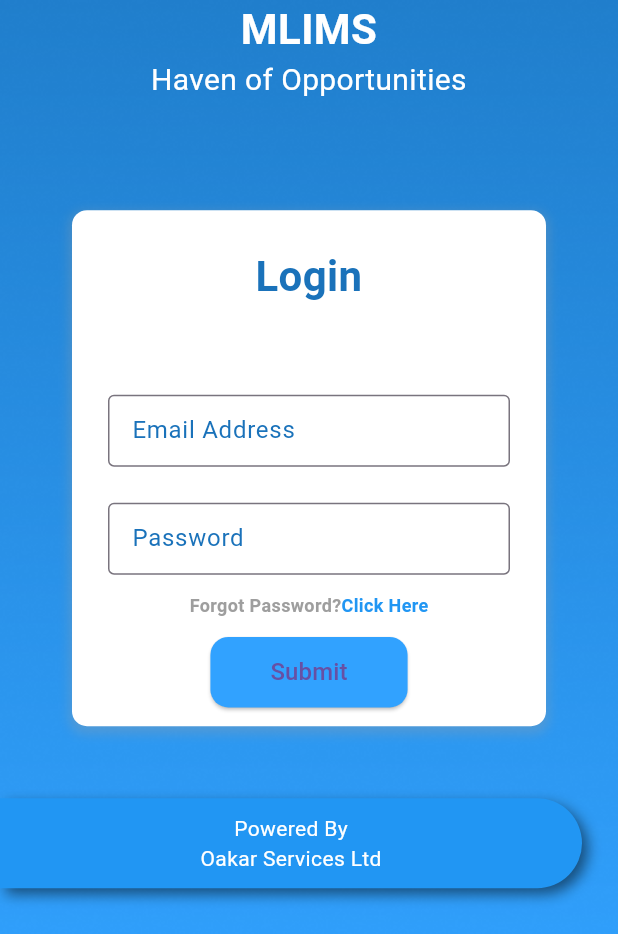
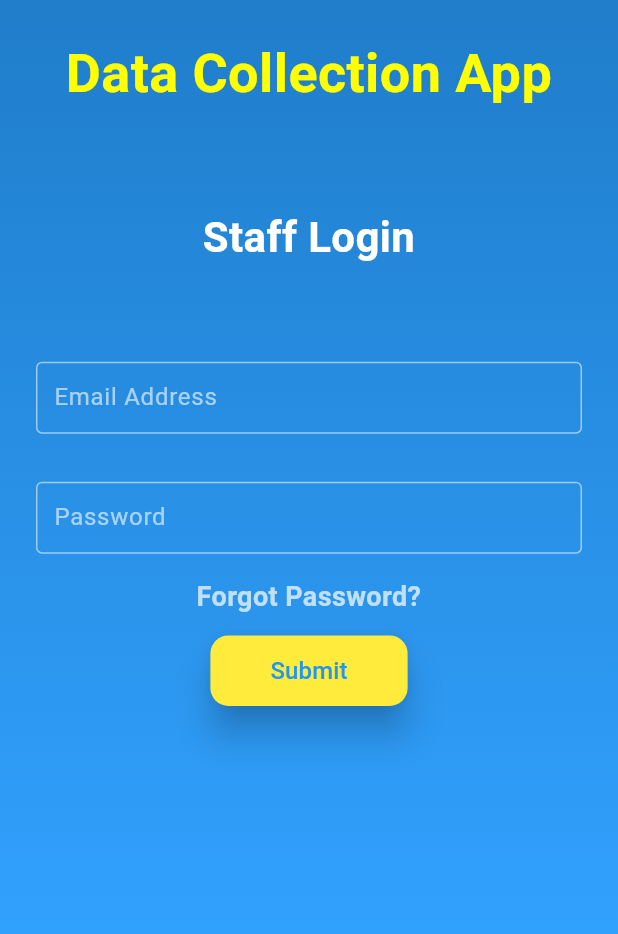
Before and after one commit to Muhoti/FSD-Makueni-Mobile-App, a Flutter app: the screen it shows after launch, on a phone screen of 412 x 824 dp, the part 302-1236 px from its top. Run offline on Flutter 3.47's test engine with Material 3 defaults, Android fonts, the phone set to English and light mode, and no system bars; our stand-ins replace charts_flutter, email_validator, fl_chart, flutter_secure_storage, fluttertoast, geolocator and 2 more.

Commit message:
look and feel

```diff
--- a/lib/Components/MyTextInput.dart
+++ b/lib/Components/MyTextInput.dart
@@ -1,5 +1,4 @@
-// ignore_for_file: must_be_immutable, file_names, prefer_typing_uninitialized_variables
-
+// ignore_for_file: file_names
 import 'package:flutter/material.dart';
 
 class MyTextInput extends StatefulWidget {
@@ -9,76 +8,89 @@ class MyTextInput extends StatefulWidget {
   final TextInputType type;
   final Function(String) onSubmit;
 
-  const MyTextInput({
-    Key? key,
+  const MyTextInput(
+      {super.key,
       required this.title,
       required this.lines,
       required this.value,
       required this.type,
-    required this.onSubmit,
-  }) : super(key: key);
+      required this.onSubmit});
 
   @override
   State<StatefulWidget> createState() => _MyTextInputState();
 }
 
 class _MyTextInputState extends State<MyTextInput> {
-  late final TextEditingController _controller;
+  TextEditingController _controller = new TextEditingController();
 
   @override
   void initState() {
     super.initState();
-    _controller = TextEditingController(text: widget.value);
   }
 
   @override
   void didUpdateWidget(covariant MyTextInput oldWidget) {
     super.didUpdateWidget(oldWidget);
-    if (widget.value != oldWidget.value) {
+    if (widget.value != "") {
+      setState(() {
         _controller.value = TextEditingValue(
           text: widget.value,
           selection: TextSelection.fromPosition(
             TextPosition(offset: widget.value.length),
           ),
         );
+      });
     }
   }
 
   @override
   Widget build(BuildContext context) {
-    return Padding(
-      padding: const EdgeInsets.fromLTRB(24, 12, 24, 12),
+    return Theme(
+      data: Theme.of(context).copyWith(
+          hintColor: Colors.white,
+          inputDecorationTheme: const InputDecorationTheme(
+              border: OutlineInputBorder(
+                  borderSide: BorderSide(color: Colors.white)),
+              focusedBorder: OutlineInputBorder(
+                  borderSide: BorderSide(color: Colors.yellow)))),
+      child: Padding(
+          padding: const EdgeInsets.fromLTRB(0, 16, 0, 16),
           child: TextField(
               onChanged: (value) {
+                setState(() {
                   _controller.value = TextEditingValue(
                     text: value,
                     selection: TextSelection.fromPosition(
                       TextPosition(offset: value.length),
                     ),
                   );
+                });
                 widget.onSubmit(value);
               },
               keyboardType: widget.type,
               controller: _controller,
               maxLines: widget.lines,
+              style: const TextStyle(color: Colors.white),
+              cursorColor: Colors.white,
               obscureText:
                   widget.type == TextInputType.visiblePassword ? true : false,
-        enableSuggestions: false,
+              enableSuggestions: true,
               autocorrect: false,
-        style: const TextStyle(color: Color.fromARGB(255, 42, 44, 46)),
               decoration: InputDecoration(
-          contentPadding: const EdgeInsets.all(12),
+                  contentPadding: const EdgeInsets.all(8),
+                  hintStyle: const TextStyle(color: Colors.white54),
+                  enabledBorder: const OutlineInputBorder(
+                    borderSide: BorderSide(color: Colors.white54, width: 1),
+                  ),
+                  focusColor: Colors.yellow,
                   border: const OutlineInputBorder(
-            borderSide: BorderSide(color: Colors.white),
-          ),
+                      borderSide: BorderSide(color: Colors.yellow, width: 2.0)),
                   filled: false,
                   label: Text(
-            widget.title,
-            style: const TextStyle(color: Color.fromARGB(255, 26, 114, 186)),
+                    widget.title.toString(),
+                    style: const TextStyle(color: Colors.white60),
                   ),
-          floatingLabelBehavior: FloatingLabelBehavior.auto,
-        ),
-      ),
+                  floatingLabelBehavior: FloatingLabelBehavior.auto))),
     );
   }
 }
--- a/lib/Components/SubmitButton.dart
+++ b/lib/Components/SubmitButton.dart
@@ -18,7 +18,8 @@ class _SubmitButtonState extends State<SubmitButton> {
       padding: const EdgeInsets.fromLTRB(24, 12, 24, 12),
       child: ElevatedButton(
           style: ElevatedButton.styleFrom(
-              backgroundColor: const Color.fromARGB(255, 49, 162, 255),
+              elevation: 10,
+              backgroundColor: Colors.yellow,
               shape: RoundedRectangleBorder(
                 borderRadius: BorderRadius.circular(12.0), // Rounded corners
               ),
@@ -26,7 +27,7 @@ class _SubmitButtonState extends State<SubmitButton> {
           onPressed: widget.onButtonPressed,
           child: Text(
             widget.label,
-            style: const TextStyle(fontSize: 16),
+            style: const TextStyle(fontSize: 16, color: Colors.blue),
           )),
     );
   }
--- a/lib/Components/TextResponse.dart
+++ b/lib/Components/TextResponse.dart
@@ -15,12 +15,14 @@ class _TextResponseState extends State<TextResponse> {
   Widget build(BuildContext context) {
     return Padding(
       padding: const EdgeInsets.fromLTRB(24, 12, 24, 12),
-      child: Text(widget.label,
-      style: const TextStyle(
-        fontSize: 16,
-        fontWeight: FontWeight.bold,
-        color: Colors.deepOrange,
-      ),),
+      child: Text(
+        widget.label,
+        style: const TextStyle(
+          fontSize: 16,
+          fontWeight: FontWeight.bold,
+          color: Colors.yellowAccent,
+        ),
+      ),
     );
   }
 }
--- a/lib/Pages/Login.dart
+++ b/lib/Pages/Login.dart
@@ -44,14 +44,18 @@ class _LoginState extends State<Login> {
   @override
   Widget build(BuildContext context) {
     return Scaffold(
-        body: Container(
+      body: Stack(
+        children: [
+          Container(
             decoration: const BoxDecoration(
-            image: DecorationImage(
-              image: AssetImage(
-                  'assets/images/bg.png'), // Replace with your image path
-              fit: BoxFit.cover,
-            ),
-          ),
+                gradient: LinearGradient(
+              colors: [
+                Color.fromRGBO(26, 114, 186, 1),
+                Color.fromRGBO(49, 161, 254, 1)
+              ],
+              begin: Alignment.topCenter,
+              end: Alignment.bottomCenter,
+            )),
             child: SizedBox(
               height: MediaQuery.of(context).size.height,
               child: SingleChildScrollView(
@@ -70,40 +74,22 @@ class _LoginState extends State<Login> {
                             width: 200, // Set the desired width
                           ),
                         ),
+                        const SizedBox(
+                          height: 24,
+                        ),
                         const Text(
-                        'MLIMS',
+                          'Data Collection App',
                           textAlign: TextAlign.center,
                           style: TextStyle(
-                            fontSize: 28,
-                            color: Colors.white,
+                              fontSize: 36,
+                              color: Colors.yellowAccent,
                               fontWeight: FontWeight.bold),
-                      ),
-                      const Text(
-                        'Haven of Opportunities',
-                        textAlign: TextAlign.center,
-                        style: TextStyle(fontSize: 20, color: Colors.white),
                         ),
                         const SizedBox(
                           height: 24,
                         ),
                         Padding(
-                        padding: const EdgeInsets.all(48),
-                        child: Container(
-                          decoration: BoxDecoration(
-                            color: Colors.white,
-                            borderRadius: BorderRadius.circular(10.0),
-                            boxShadow: [
-                              BoxShadow(
-                                color: Colors.grey.withOpacity(0.3),
-                                spreadRadius: 2,
-                                blurRadius: 5,
-                                offset: const Offset(
-                                    0, 3), // changes position of shadow
-                              ),
-                            ],
-                          ),
-                          child: Padding(
-                            padding: const EdgeInsets.fromLTRB(0, 24, 0, 0),
+                          padding: const EdgeInsets.fromLTRB(24, 40, 24, 0),
                           child: Column(
                             children: [
                               Form(
@@ -115,12 +101,11 @@ class _LoginState extends State<Login> {
                                               CrossAxisAlignment.center,
                                           children: <Widget>[
                                     const Text(
-                                        'Login',
+                                      'Staff Login',
                                       textAlign: TextAlign.center,
                                       style: TextStyle(
                                           fontSize: 28,
-                                            color: Color.fromARGB(
-                                                255, 26, 114, 186),
+                                          color: Colors.white,
                                           fontWeight: FontWeight.bold),
                                     ),
                                     TextResponse(label: error),
@@ -146,21 +131,8 @@ class _LoginState extends State<Login> {
                                         });
                                       },
                                     ),
-                                      Row(
-                                        mainAxisAlignment:
-                                            MainAxisAlignment.center,
-                                        children: [
-                                          const Text(
-                                            'Forgot Password?',
-                                            textAlign: TextAlign.center,
-                                            style: TextStyle(
-                                                fontSize: 12,
-                                                color: Colors.grey,
-                                                fontWeight: FontWeight.bold),
-                                          ),
                                     GestureDetector(
                                       onTap: () {
-                                              // Show the ForgetPasswordDialog when the "Forget Password" link is clicked.
                                         showDialog(
                                           context: context,
                                           builder: (context) =>
@@ -168,29 +140,25 @@ class _LoginState extends State<Login> {
                                         );
                                       },
                                       child: const Text(
-                                              'Click Here',
+                                        'Forgot Password?',
                                         textAlign: TextAlign.center,
                                         style: TextStyle(
-                                                  fontSize: 12,
-                                                  color: Colors.blue,
+                                            fontSize: 18,
+                                            color: Colors.white70,
                                             fontWeight: FontWeight.bold),
                                       ),
-                                          ),
-                                        ],
                                     ),
                                     SubmitButton(
                                       label: "Submit",
                                       onButtonPressed: () async {
                                         setState(() {
+                                          error = "";
                                           isLoading = LoadingAnimationWidget
-                                                .staggeredDotsWave(
-                                              color: const Color.fromARGB(
-                                                  255, 26, 114, 186),
-                                              size: 100,
-                                            );
+                                              .horizontalRotatingDots(
+                                                  color: Colors.yellow,
+                                                  size: 100);
                                         });
-                                          var res =
-                                              await login(email, password);
+                                        var res = await login(email, password);
                                         setState(() {
                                           isLoading = null;
                                           if (res.error == null) {
@@ -202,7 +170,6 @@ class _LoginState extends State<Login> {
                                         if (res.error == null) {
                                           await storage.write(
                                               key: 'mljwt', value: res.token);
-                                            // PROCEED TO NEXT PAGE
                                           verifyUser(res.token);
                                         }
                                       },
@@ -210,16 +177,18 @@ class _LoginState extends State<Login> {
                                   ]))),
                             ],
                           ),
-                          ),
-                        ),
                         )
                       ],
                     ),
-                  const Align(alignment: Alignment.bottomLeft, child: FootNote())
                   ],
                 ),
               ),
             ),
+          ),
+          Center(
+            child: isLoading,
+          )
+        ],
       ),
     );
   }
--- a/lib/main.dart
+++ b/lib/main.dart
@@ -8,6 +8,7 @@ import 'package:fsd_makueni_mobile_app/Components/FootNote.dart';
 import 'package:fsd_makueni_mobile_app/Pages/Home.dart';
 import 'package:fsd_makueni_mobile_app/Pages/Login.dart';
 import 'package:geolocator/geolocator.dart';
+import 'package:loading_animation_widget/loading_animation_widget.dart';
 
 void main() {
   runApp(const MaterialApp(
@@ -27,19 +28,6 @@ class _MyAppState extends State<MyApp> {
   bool servicestatus = false;
   late LocationPermission permission;
   bool haspermission = false;
-  late Position position;
-  var long = 0.0, lat = 0.0;
-
-  Future<void> authenticateUser() async {
-    var token = await storage.read(key: 'mljwt');
-    if (token != null) {
-      Navigator.pushReplacement(
-          context, MaterialPageRoute(builder: (_) => const Home()));
-    } else {
-      Navigator.pushReplacement(
-          context, MaterialPageRoute(builder: (_) => const Login()));
-    }
-  }
 
   promptUserForLocation() async {
     servicestatus = await Geolocator.isLocationServiceEnabled();
@@ -59,8 +47,6 @@ class _MyAppState extends State<MyApp> {
 
       if (haspermission) {
         storage.write(key: 'haspermission', value: "true");
-        // Call getLocation Function on Home page
-        //getLocation();
       }
     } else {
       ScaffoldMessenger.of(context).showSnackBar(const SnackBar(
@@ -70,34 +56,13 @@ class _MyAppState extends State<MyApp> {
     }
   }
 
-  getLocation() async {
-    position = await Geolocator.getCurrentPosition(
-        desiredAccuracy: LocationAccuracy.high);
-    setState(() {
-      long = position.longitude;
-      lat = position.latitude;
-    });
-
-    LocationSettings locationSettings = const LocationSettings(
-      accuracy: LocationAccuracy.high,
-      distanceFilter: 1,
-    );
-
-    Geolocator.getPositionStream(locationSettings: locationSettings)
-        .listen((Position position) {
-      setState(() {
-        long = position.longitude;
-        lat = position.latitude;
-      });
-    });
-  }
-
   @override
   void initState() {
     promptUserForLocation();
 
-    Timer(const Duration(seconds: 3), () {
-      authenticateUser();
+    Timer(const Duration(seconds: 5), () {
+      Navigator.pushReplacement(
+          context, MaterialPageRoute(builder: (_) => const Login()));
     });
     super.initState();
   }
@@ -110,14 +75,19 @@ class _MyAppState extends State<MyApp> {
         primarySwatch: Colors.blue,
       ),
       home: Scaffold(
-        body: Container(
+        body: Stack(
+          children: [
+            Container(
               decoration: const BoxDecoration(
-            image: DecorationImage(
-              image: AssetImage(
-                  'assets/images/bg.png'), // Replace with your image path
-              fit: BoxFit.cover,
-            ),
-          ),
+                  gradient: LinearGradient(
+                colors: [
+                  Color.fromRGBO(26, 114, 186, 1),
+                  Color.fromRGBO(49, 161, 254, 1)
+                ],
+                begin: Alignment.topCenter,
+                end: Alignment.bottomCenter,
+              )),
+              padding: const EdgeInsets.fromLTRB(0, 50, 24, 0),
               child: Column(
                 children: [
                   Flexible(
@@ -151,9 +121,16 @@ class _MyAppState extends State<MyApp> {
                       ],
                     )),
                   ),
-              const Align(alignment: Alignment.bottomLeft, child: FootNote())
+                  const Align(
+                      alignment: Alignment.bottomLeft, child: FootNote())
                 ],
               ),
+            ),
+            Center(
+              child: LoadingAnimationWidget.horizontalRotatingDots(
+                  color: Colors.yellow, size: 100),
+            )
+          ],
         ),
       ),
     );
```
Also changed, not shown: lib/Components/ForgetPasswordDialog.dart (+16 -10 lines), lib/Components/MyMap.dart (+42 -42 lines). Lines whose indentation alone changed are shown as unchanged.
